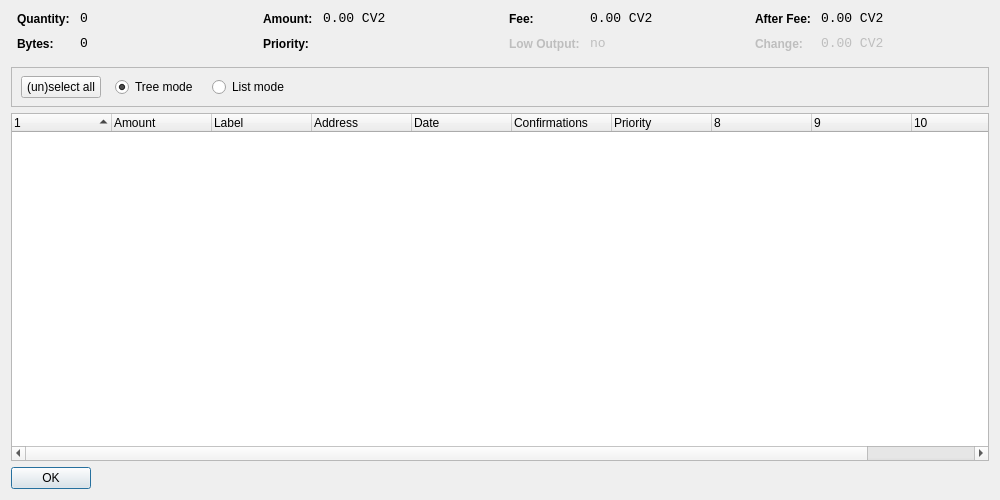
This is src/qt/forms/coincontroldialog.ui in Fly-coin/Fly-coin as Qt 5 draws it before an edit. The edited form follows.
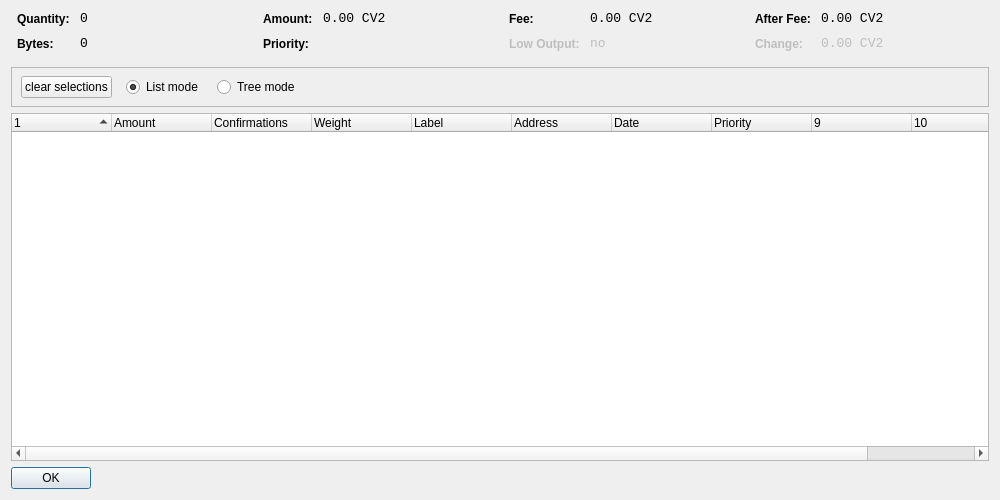
This is the edited form. Custom widgets are drawn as their Qt base class.

Diff of the .ui file:
```diff
--- a/src/qt/forms/coincontroldialog.ui
+++ b/src/qt/forms/coincontroldialog.ui
@@ -392,23 +392,7 @@
           </sizepolicy>
          </property>
          <property name="text">
-          <string>(un)select all</string>
-         </property>
-        </widget>
-       </item>
-       <item>
-        <widget class="QRadioButton" name="radioTreeMode">
-         <property name="sizePolicy">
-          <sizepolicy hsizetype="Maximum" vsizetype="Fixed">
-           <horstretch>0</horstretch>
-           <verstretch>0</verstretch>
-          </sizepolicy>
-         </property>
-         <property name="text">
-          <string>Tree mode</string>
-         </property>
-         <property name="checked">
-          <bool>true</bool>
+          <string>clear selections</string>
          </property>
         </widget>
        </item>
@@ -423,6 +407,22 @@
          <property name="text">
           <string>List mode</string>
          </property>
+         <property name="checked">
+          <bool>true</bool>
+         </property>
+        </widget>
+       </item>
+       <item>
+        <widget class="QRadioButton" name="radioTreeMode">
+         <property name="sizePolicy">
+          <sizepolicy hsizetype="Maximum" vsizetype="Fixed">
+           <horstretch>0</horstretch>
+           <verstretch>0</verstretch>
+          </sizepolicy>
+         </property>
+         <property name="text">
+          <string>Tree mode</string>
+         </property>
         </widget>
        </item>
        <item>
@@ -469,21 +469,7 @@
        <string>Amount</string>
       </property>
      </column>
-     <column>
-      <property name="text">
-       <string>Label</string>
-      </property>
-     </column>
-     <column>
-      <property name="text">
-       <string>Address</string>
-      </property>
-     </column>
-     <column>
-      <property name="text">
-       <string>Date</string>
-      </property>
-     </column>
+
      <column>
       <property name="text">
        <string>Confirmations</string>
@@ -492,6 +478,31 @@
        <string>Confirmed</string>
       </property>
      </column>
+
+     <column>
+      <property name="text">
+       <string>Weight</string>
+      </property>
+     </column>
+     <column>
+      <property name="text">
+       <string>Label</string>
+      </property>
+     </column>
+     <column>
+      <property name="text">
+       <string>Address</string>
+      </property>
+     </column>
+	 
+     <column>
+      <property name="text">
+       <string>Date</string>
+      </property>
+     </column>
+	 
+     
+	 
      <column>
       <property name="text">
        <string>Priority</string>
```
